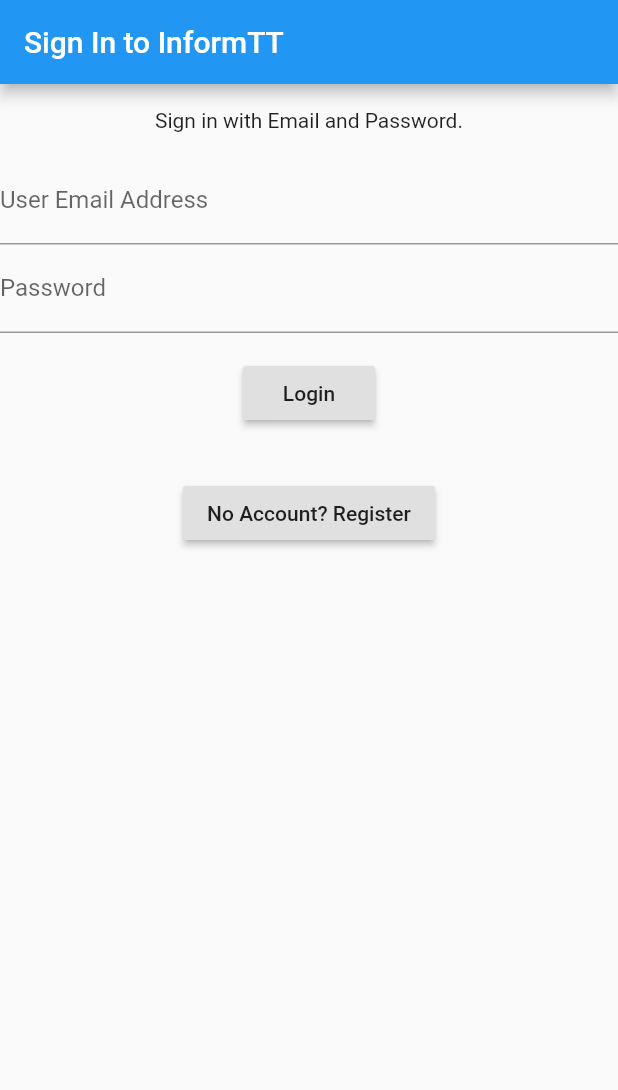
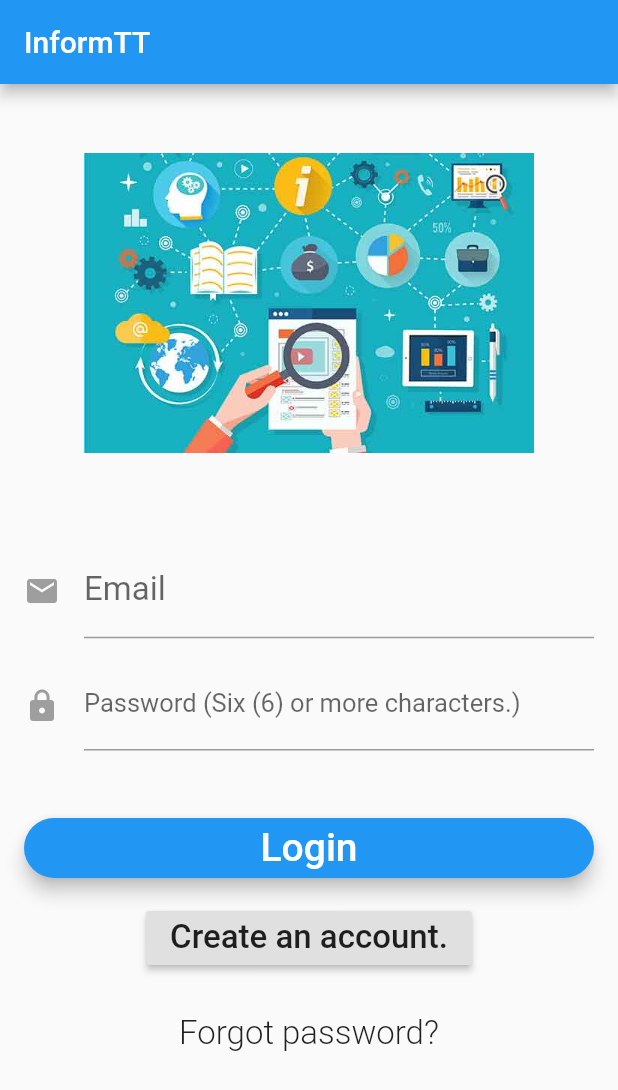
Before and after one commit to evinramadeen/FlutterInform, a Flutter app: the screen it shows after launch, on a phone screen of 412 x 824 dp. Shown: the top 1090 px of the screen. Run offline on Flutter 3.47's test engine with Material 2 defaults, Android fonts, the phone set to English and light mode, and no system bars; our stand-ins replace firebase_auth, google_sign_in; missing offline and left inert: flutter_facebook_login; accounts and stored records are empty.

Commit message:
Login Page looks good, functionality not added as yet

```diff
--- a/lib/main.dart
+++ b/lib/main.dart
@@ -1,6 +1,7 @@
 import 'package:flutter/material.dart';
 import 'package:informttrev1/user_entry/login.dart';
 import 'package:informttrev1/user_entry/register.dart';
+import 'package:informttrev1/user_entry/root_page.dart';
 
 void main() {
   runApp(MyApp());
@@ -9,6 +10,7 @@
 class MyApp extends StatelessWidget {
   static const primarySwatch = Colors.blue;
   static const appName = 'InformTT';
+  static const buttonColor = Colors.blue;
 
   //boolean for showing if the user is logged in.
   static const userVerified = false; //monitor this
@@ -17,6 +19,7 @@
     'appName': appName,
     'primarySwatch': primarySwatch,
     'userVerified': userVerified,
+    'buttonColor': buttonColor,
   };
 
   @override
@@ -26,8 +29,9 @@
       theme: ThemeData(
         primarySwatch: params['primarySwatch'],
       ),
-      home:
-          LoginPage(), //Starting off on the login page. At some point, will have to check if user is already logged in and go to main categories page
+      home: RootPage(
+          params:
+              params), //Starting off on the login page. At some point, will have to check if user is already logged in and go to main categories page
     );
   }
 }
--- a/lib/user_entry/login.dart
+++ b/lib/user_entry/login.dart
@@ -1,5 +1,3 @@
-import 'dart:html';
-
 import 'package:flutter/material.dart';
 import 'package:firebase_auth/firebase_auth.dart';
 import 'package:google_sign_in/google_sign_in.dart';
@@ -9,11 +7,15 @@
 final GoogleSignIn _googleSignIn = GoogleSignIn();
 
 class LoginPage extends StatefulWidget {
+  LoginPage({this.params});
+
+  final Map
+      params; //this is used to pass certain information throughout the app. such as swatch, title, user logged in.
   @override
-  State<StatefulWidget> createState() => LoginPageState();
+  State<StatefulWidget> createState() => _LoginPageState();
 }
 
-class LoginPageState extends State<LoginPage> {
+class _LoginPageState extends State<LoginPage> {
   @override
   Widget build(BuildContext context) {
     return Scaffold(
--- /dev/null
+++ b/lib/user_entry/login_signup_page.dart
@@ -0,0 +1,307 @@
+import 'package:flutter/material.dart';
+
+class LoginSignUpPage extends StatefulWidget {
+  LoginSignUpPage({this.params});
+
+  final Map params;
+
+  @override
+  State<StatefulWidget> createState() => _LoginSignUpPageState();
+}
+
+enum FormMode {
+  LOGIN,
+  FORGOTPASSWORD
+} //this will be used to change the appearance of the form between login and forgot password. Register has its own page.
+
+class _LoginSignUpPageState extends State<LoginSignUpPage> {
+  final GlobalKey<FormState> _formKey = GlobalKey<FormState>();
+  final TextEditingController _emailController = TextEditingController();
+  final TextEditingController _passwordController = TextEditingController();
+
+  String _email; //may not be required since i am using controllers
+  String _errorMessage;
+
+  //Initial form will be the login form.
+  FormMode _formMode = FormMode.LOGIN;
+  bool _isIos; // This boolean will be important when adding IOS functionality.
+  bool _isLoading; //if we are loading data from firebase
+
+  @override
+  void initState() {
+    _errorMessage = ''; //No error message initially
+    _isLoading = false;
+    super.initState();
+  }
+
+  void _changeFormToLogin() {
+    _formKey.currentState.reset();
+    _errorMessage = "";
+    setState(() {
+      _formMode = FormMode.LOGIN;
+    });
+  }
+
+  void _changeFormToPasswordReset() {
+    _formKey.currentState.reset();
+    _errorMessage = "";
+    setState(() {
+      _formMode = FormMode.FORGOTPASSWORD;
+    });
+  }
+
+  @override
+  Widget build(BuildContext context) {
+    // TODO: implement build
+    _isIos = Theme.of(context).platform == TargetPlatform.iOS;
+
+    return Scaffold(
+      appBar: AppBar(
+        title: Text(widget.params['appName']),
+      ),
+      body: Stack(
+        children: <Widget>[
+          _showBody(),
+          _showCircularProgress(),
+        ],
+      ),
+    );
+  }
+
+  Widget _showCircularProgress() {
+    if (_isLoading) {
+      return Center(child: CircularProgressIndicator());
+    }
+    return Container(
+      height: 0.0,
+      width: 0.0,
+    );
+  }
+
+  Widget _showBody() {
+    return Container(
+        padding: EdgeInsets.all(16.0),
+        child: Form(
+          key: _formKey,
+          child: ListView(
+            shrinkWrap: true,
+            children: <Widget>[
+              _showLogo(),
+              _showEmailInput(),
+              _showPasswordInput(),
+              _showLoginButton(),
+              _showRegisterButton(),
+              _showForgotPasswordButton(),
+              _showErrorMessage(),
+            ],
+          ),
+        ));
+  }
+
+  @override
+  void dispose() {
+    // Clean up the controller when the Widget is disposed
+    _emailController.dispose();
+    _passwordController.dispose();
+    super.dispose();
+  }
+
+  Widget _showErrorMessage() {
+    //This widget would be called to show any errors.
+    if (_errorMessage.length > 0 && _errorMessage != null) {
+      return Text(
+        _errorMessage,
+        style: TextStyle(
+            fontSize: 13.0,
+            color: Colors.red,
+            height: 1.0,
+            fontWeight: FontWeight.w300),
+      );
+    } else {
+      return Container(
+        height: 0.0, //basically an empty space.
+      );
+    }
+  }
+
+//This will have my app Logo.
+  Widget _showLogo() {
+    return new Hero(
+      tag: 'hero',
+      child: Padding(
+        padding: EdgeInsets.fromLTRB(0.0, 30.0, 0.0, 0.0),
+        child: CircleAvatar(
+          backgroundColor: Colors.transparent,
+          radius: 100.0,
+          child: Image.asset('graphics/information.jpg'),
+        ),
+      ),
+    );
+  }
+
+  //The email Text Form Field
+  Widget _showEmailInput() {
+    return Padding(
+      padding: const EdgeInsets.fromLTRB(0.0, 60.0, 0.0, 0.0),
+      child: TextFormField(
+        controller: _emailController,
+        maxLines: 1,
+        keyboardType: TextInputType.emailAddress,
+        autofocus: false,
+        decoration: const InputDecoration(
+            labelText: 'Email',
+            labelStyle: TextStyle(fontSize: 22.0),
+            icon: Icon(
+              Icons.mail,
+              color: Colors.grey,
+            )),
+        validator: (String value) {
+          value = value.trim();
+          if (value.isEmpty) {
+            return 'Please enter your Email Address';
+          } else {
+            //This is used to make sure a proper email format is entered before we even try to access firebase
+            Pattern pattern =
+                r'^(([^<>()[\]\\.,;:\s@\"]+(\.[^<>()[\]\\.,;:\s@\"]+)*)|(\".+\"))@((\[[0-9]{1,3}\.[0-9]{1,3}\.[0-9]{1,3}\.[0-9]{1,3}\])|(([a-zA-Z\-0-9]+\.)+[a-zA-Z]{2,}))$';
+            RegExp regex = new RegExp(pattern);
+            if (!regex.hasMatch(value)) {
+              return 'Invalid Email format';
+            }
+          }
+          return null;
+        },
+      ),
+    );
+  } //ShowEmailInput
+
+  Widget _showPasswordInput() {
+    if (_formMode != FormMode.FORGOTPASSWORD) {
+      //normal login will show the password field
+      return Padding(
+        padding: const EdgeInsets.fromLTRB(0.0, 15.0, 0.0, 0.0),
+        child: TextFormField(
+          controller: _passwordController,
+          maxLines: 1,
+          obscureText: true,
+          autofocus: false,
+          decoration: InputDecoration(
+              labelText: 'Password (Six (6) or more characters.)',
+              labelStyle: TextStyle(fontSize: 17.0),
+              icon: Icon(
+                Icons.lock,
+                color: Colors.grey,
+              )),
+          validator: (String value) {
+            value = value.trim(); //removes the white spaces.
+            if (value.isEmpty) {
+              return 'Please enter a password at least six (6) characters long.';
+            } else if (value.length <= 6) {
+              return 'Password must be more than 6 characters long.';
+            }
+            return null;
+          },
+        ),
+      );
+    } else {
+      return Padding(
+        padding: const EdgeInsets.all(14.0),
+        child: Text('An email will be sent allowing you to reset your password',
+            style: TextStyle(fontSize: 16.0, fontWeight: FontWeight.w500)),
+      );
+    }
+  }
+
+  //Now we create the button widgets
+  Widget _showLoginButton() {
+    return Padding(
+      padding: EdgeInsets.fromLTRB(0.0, 45.0, 0.0, 0.0),
+      child: SizedBox(
+        height: 40.0,
+        child: RaisedButton(
+          elevation: 5.0,
+          shape: new RoundedRectangleBorder(
+              borderRadius: new BorderRadius.circular(30.0)),
+          color: widget.params['buttonColor'],
+          child: _textLoginButton(),
+          onPressed: () async {
+            if (_formKey.currentState.validate()) {
+              _login();
+            }
+          },
+        ),
+      ),
+    );
+  }
+
+  Widget _showRegisterButton() {
+    //route to register page.
+    if (_formMode != FormMode.FORGOTPASSWORD) {
+      return Container(
+        padding: const EdgeInsets.symmetric(vertical: 16.0),
+        alignment: Alignment.center,
+        child: RaisedButton(
+          onPressed: () {
+            _register();
+          },
+          child: const Text(
+            'Create an account.',
+            style: TextStyle(fontSize: 22.0),
+          ),
+        ),
+      );
+    } else {
+      return FlatButton(
+        child: _textSecondaryButton(),
+        onPressed: _changeFormToLogin,
+      );
+    }
+  }
+
+  Widget _showForgotPasswordButton() {
+    return FlatButton(
+      child: _formMode == FormMode.LOGIN
+          ? new Text('Forgot password?',
+              //if in login mode, then show reset password button
+              style: new TextStyle(fontSize: 22.0, fontWeight: FontWeight.w300))
+          : new Text('',
+              style:
+                  new TextStyle(fontSize: 15.0, fontWeight: FontWeight.w300)),
+      onPressed: _changeFormToPasswordReset,
+    );
+  }
+
+  Widget _textLoginButton() {
+    switch (_formMode) {
+      case FormMode.LOGIN:
+        return new Text('Login',
+            style: new TextStyle(fontSize: 26.0, color: Colors.white));
+        break;
+      case FormMode.FORGOTPASSWORD:
+        return new Text('Reset password',
+            style: new TextStyle(fontSize: 20.0, color: Colors.white));
+        break;
+    }
+    return Spacer();
+  }
+
+  Widget _textSecondaryButton() {
+    switch (_formMode) {
+      case FormMode.LOGIN:
+        return Text('Create an account',
+            style: TextStyle(fontSize: 18.0, fontWeight: FontWeight.w600));
+        break;
+      case FormMode.FORGOTPASSWORD:
+        return new Text('Cancel Password Reset Request.',
+            style: TextStyle(
+                fontSize: 18.0,
+                fontWeight: FontWeight.w600,
+                fontStyle: FontStyle.italic));
+        break;
+    }
+    return Spacer();
+  }
+
+  void _register() {}
+
+  void _login() {}
+} //_LoginSignUpPageState
--- a/lib/user_entry/register.dart
+++ b/lib/user_entry/register.dart
@@ -88,7 +88,7 @@
                     _register();
                   }
                 },
-                child: const Text('Submit'),
+                child: const Text('Register User'),
               ),
             ),
             Container(
--- /dev/null
+++ b/lib/user_entry/root_page.dart
@@ -0,0 +1,52 @@
+import 'package:flutter/material.dart';
+import 'package:informttrev1/user_entry/login_signup_page.dart';
+import 'login.dart';
+import 'package:informttrev1/landing_page.dart';
+
+//This page will be where it is determined if the user is already logged in and can be trasnferred to the main page automatically
+//or if the user needs to get sent to the login page.
+class RootPage extends StatefulWidget {
+  RootPage({this.params});
+
+  final Map params;
+
+  @override
+  State<StatefulWidget> createState() => _RootPageState();
+}
+
+class _RootPageState extends State<RootPage> {
+  Widget _waitingScreen() {
+    return Scaffold(
+      appBar: AppBar(
+        title: Text("InformTT"),
+      ),
+      body: Container(
+        alignment: Alignment.center,
+        child: CircularProgressIndicator(), //shows a loading page basically
+      ),
+    );
+  }
+
+  @override
+  Widget build(BuildContext context) {
+    // TODO: Show the login or home page depending on user login state
+    const bool showLogin =
+        true; //a place holder until i put the code to test if user is logged in
+
+    switch (showLogin) {
+      case true:
+        return LoginSignUpPage(
+          params: widget.params,
+        );
+        break;
+      case false:
+        return HomePage(
+          //this page would be the first page when the user logs into the app. Main categories page
+          params: widget.params,
+        );
+        break;
+      default:
+        return _waitingScreen();
+    }
+  }
+}
--- a/pubspec.yaml
+++ b/pubspec.yaml
@@ -50,6 +50,9 @@
   # the material Icons class.
   uses-material-design: true
 
+  assets:
+    - graphics/
+
   # To add assets to your application, add an assets section, like this:
   # assets:
   #   - images/a_dot_burr.jpeg
```
Also changed, not shown: lib/landing_page.dart (added, +51 -0 lines), graphics/information.jpg (added), graphics/information_img.png (added).
